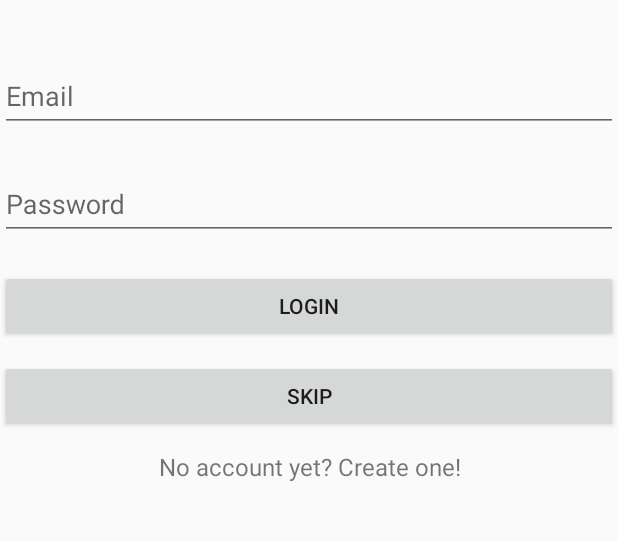
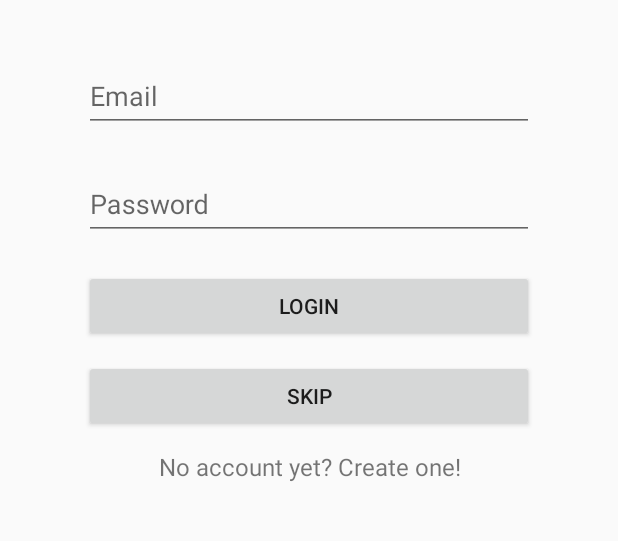
Before and after one commit to oscelest/VINCA, an Android app: the LoginActivity screen opened directly, with no data from a screen before it, on a phone screen of 412 x 824 dp, the part 108-649 px from its top. Run offline under Robolectric (Android 15) with nearby library versions, the phone set to English and light mode, and no system bars; our stand-ins replace Volley.

Commit message:
Layout til login

```diff
--- /dev/null
+++ b/app/src/main/res/layout-land/activity_login.xml
@@ -0,0 +1,91 @@
+
+<ScrollView xmlns:android="http://schemas.android.com/apk/res/android"
+    xmlns:app="http://schemas.android.com/apk/res-auto"
+    android:layout_width="match_parent"
+    android:layout_height="match_parent"
+    android:orientation="vertical">
+
+
+    <LinearLayout
+        android:layout_width="@dimen/login_container_dimension"
+        android:layout_height="wrap_content"
+        android:layout_gravity="center_horizontal"
+        android:focusable="true"
+        android:focusableInTouchMode="true"
+        android:orientation="vertical">
+
+        <ImageView
+            android:contentDescription=""
+            android:layout_width="wrap_content"
+            android:layout_height="wrap_content"
+            android:layout_gravity="center_horizontal"
+            android:layout_marginBottom="24dp"
+            android:layout_marginTop="24dp"
+            android:src="@mipmap/logo" />
+
+        <android.support.design.widget.TextInputLayout
+            android:id="@+id/input_email_layout"
+            android:layout_width="match_parent"
+            android:layout_height="wrap_content"
+            android:layout_gravity="center_horizontal"
+            android:layout_marginBottom="8dp"
+            android:layout_marginTop="8dp"
+            android:hint="@string/email">
+
+            <android.support.design.widget.TextInputEditText
+                android:id="@+id/input_email"
+                android:layout_width="match_parent"
+                android:layout_height="wrap_content"
+                android:ems="10"
+                android:inputType="textEmailAddress" />
+        </android.support.design.widget.TextInputLayout>
+
+        <android.support.design.widget.TextInputLayout
+            android:id="@+id/input_password_layout"
+            android:layout_width="match_parent"
+            android:layout_height="wrap_content"
+            android:layout_gravity="center_horizontal"
+            android:layout_marginBottom="8dp"
+            android:layout_marginTop="8dp"
+            android:hint="@string/password"
+            app:passwordToggleEnabled="false">
+
+            <android.support.design.widget.TextInputEditText
+                android:id="@+id/input_password"
+                android:layout_width="match_parent"
+                android:layout_height="wrap_content"
+                android:ems="10"
+                android:inputType="textPassword" />
+        </android.support.design.widget.TextInputLayout>
+
+        <android.support.v7.widget.AppCompatButton
+            android:id="@+id/btn_login"
+            android:layout_width="match_parent"
+            android:layout_height="wrap_content"
+            android:layout_gravity="center_horizontal"
+            android:layout_marginBottom="12dp"
+            android:layout_marginTop="12dp"
+            android:padding="12dp"
+            android:text="@string/login" />
+
+        <android.support.v7.widget.AppCompatButton
+            android:id="@+id/btn_skip"
+            android:layout_width="match_parent"
+            android:layout_height="wrap_content"
+            android:layout_gravity="center_horizontal"
+            android:layout_marginBottom="12dp"
+            android:layout_marginTop="0dp"
+            android:padding="12dp"
+            android:text="@string/skip" />
+
+        <TextView
+            android:id="@+id/text_register_link"
+            android:layout_width="fill_parent"
+            android:layout_height="wrap_content"
+            android:layout_marginBottom="24dp"
+            android:gravity="center"
+            android:text="@string/no_account"
+            android:textSize="16sp" />
+
+    </LinearLayout>
+</ScrollView>
--- a/app/src/main/res/layout/activity_login.xml
+++ b/app/src/main/res/layout-port/activity_login.xml
@@ -7,8 +7,9 @@
 
 
     <LinearLayout
-        android:layout_width="match_parent"
+        android:layout_width="@dimen/login_container_dimension"
         android:layout_height="wrap_content"
+        android:layout_gravity="center_horizontal"
         android:focusable="true"
         android:focusableInTouchMode="true"
         android:orientation="vertical">
--- a/app/src/main/res/values-w820dp/dimens.xml
+++ b/app/src/main/res/values-w820dp/dimens.xml
@@ -3,4 +3,5 @@
          (such as screen margins) for screens with more than 820dp of available width. This
          would include 7" and 10" devices in landscape (~960dp and ~1280dp respectively). -->
     <dimen name="activity_horizontal_margin">64dp</dimen>
+    <dimen name="login_container_dimension">500dp</dimen>
 </resources>
--- a/app/src/main/res/values/dimens.xml
+++ b/app/src/main/res/values/dimens.xml
@@ -2,4 +2,5 @@
     <!-- Default screen margins, per the Android Design guidelines. -->
     <dimen name="activity_horizontal_margin">16dp</dimen>
     <dimen name="activity_vertical_margin">16dp</dimen>
+    <dimen name="login_container_dimension">300dp</dimen>
 </resources>
--- a/app/src/main/res/values/strings.xml
+++ b/app/src/main/res/values/strings.xml
@@ -54,7 +54,7 @@
     <string name="first_name">First Name</string>
     <string name="last_name">Last Name</string>
     <string name="password">Password</string>
-    <string name="confirm_password">Confirm Password</string>
+    <string name="confirm_password">Confirm</string>
     <string name="skip">Skip</string>
     <string name="login">Login</string>
     <string name="no_account">No account yet? Create one!</string>
```
Also changed, not shown: app/src/main/res/layout-land/activity_register.xml (renamed from app/src/main/res/layout/activity_register.xml, +19 -19 lines), app/src/main/res/layout-port/activity_register.xml (added, +178 -0 lines).
